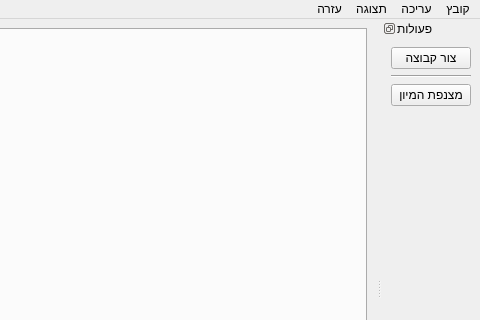
Qt form gui/resources/mainwindow.ui (PillowTweezers/PurMyun) before a commit; both pictures show x 440 to 920 and y 0 to 320 of the 920 by 579 pixel window.
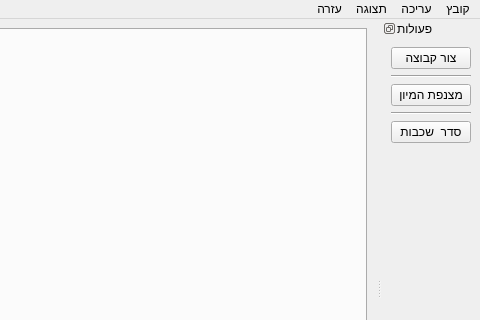
The same form after that commit. Icons and pictures are not drawn. Custom widgets are drawn as their Qt base class.

Diff of the .ui file:
```diff
--- a/gui/resources/mainwindow.ui
+++ b/gui/resources/mainwindow.ui
@@ -154,6 +154,27 @@
        </property>
       </widget>
      </item>
+     <item>
+      <widget class="Line" name="line_2">
+       <property name="orientation">
+        <enum>Qt::Horizontal</enum>
+       </property>
+      </widget>
+     </item>
+     <item>
+      <widget class="QPushButton" name="gradesBtn">
+       <property name="styleSheet">
+        <string notr="true">text-align: center;</string>
+       </property>
+       <property name="text">
+        <string>סדר  שכבות</string>
+       </property>
+       <property name="icon">
+        <iconset resource="mainwindow.qrc">
+         <normaloff>:/assets/list.png</normaloff>:/assets/list.png</iconset>
+       </property>
+      </widget>
+     </item>
      <item>
       <spacer name="verticalSpacer">
        <property name="orientation">
```
